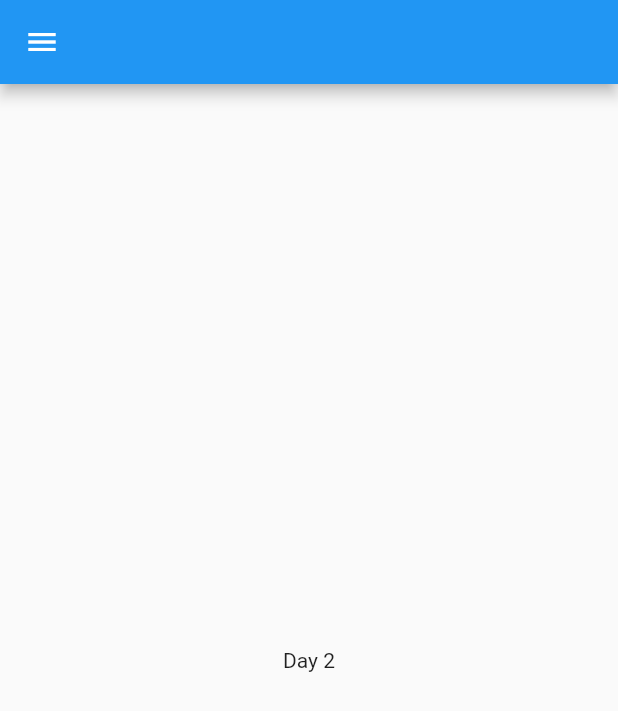
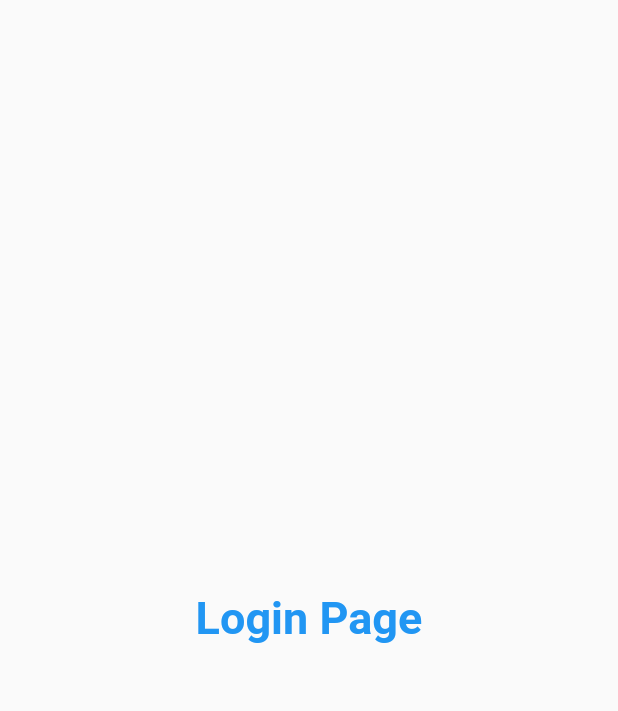
Before and after one commit to surajrpanchal/flutter-learning, a Flutter app: the screen it shows after launch, on a phone screen of 412 x 824 dp. Shown: the top 711 px of the screen. Run offline on Flutter 3.47's test engine with Material 2 defaults, Android fonts, the phone set to English and light mode, and no system bars.

Commit message:
Day 3 complete

```diff
--- a/lib/home.dart
+++ /dev/null
@@ -1,19 +0,0 @@
-import 'package:flutter/material.dart';
-
-class HomePage extends StatelessWidget {
-  final int day = 1;
-  final String msg = "Flutter";
-
-  @override
-  Widget build(BuildContext context) {
-    return Scaffold(
-      appBar: AppBar(
-        title: const Text("First day at flutter"),
-      ),
-      drawer: Drawer(),
-      body: Center(
-        child: Text("This is My $day day at $msg"),
-      ),
-    );
-  }
-}
--- a/lib/main.dart
+++ b/lib/main.dart
@@ -1,5 +1,5 @@
+import 'pages/login_page.dart';
 import 'package:flutter/material.dart';
-
 import 'pages/home_page.dart';
 
 void main() {
@@ -16,7 +16,12 @@ class MyApp extends StatelessWidget {
       theme: ThemeData(
         primarySwatch: Colors.blue,
       ),
-      home: HomePage(),
+      initialRoute: "/login",
+      routes: {
+        "/": (context) => HomePage(),
+        "/home": (context) => HomePage(),
+        "/login": (context) => LoginPage()
+      },
     );
   }
 }
--- a/lib/pages/home_page.dart
+++ b/lib/pages/home_page.dart
@@ -9,4 +9,6 @@ class HomePage extends StatelessWidget {
       drawer: const Drawer(),
     );
   }
+
+
 }
--- /dev/null
+++ b/lib/pages/login_page.dart
@@ -0,0 +1,15 @@
+import 'package:flutter/material.dart';
+
+class LoginPage extends StatelessWidget {
+  @override
+  Widget build(BuildContext context) {
+    return const Material(
+      child: Center(
+          child: Text(
+        "Login Page",
+        style: TextStyle(
+            fontSize: 30, color: Colors.blue, fontWeight: FontWeight.bold),
+      )),
+    );
+  }
+}
--- a/pubspec.yaml
+++ b/pubspec.yaml
@@ -1,9 +1,9 @@
-name: day_2
+name: flutter_tutorial
 description: A new Flutter project.
 
 # The following line prevents the package from being accidentally published to
 # pub.dev using `flutter pub publish`. This is preferred for private packages.
-publish_to: 'none' # Remove this line if you wish to publish to pub.dev
+publish_to: "none" # Remove this line if you wish to publish to pub.dev
 
 # The following defines the version and build number for your application.
 # A version number is three numbers separated by dots, like 1.2.43
@@ -30,7 +30,6 @@ dependencies:
   flutter:
     sdk: flutter
 
-
   # The following adds the Cupertino Icons font to your application.
   # Use with the CupertinoIcons class for iOS style icons.
   cupertino_icons: ^1.0.2
@@ -51,7 +50,6 @@ dev_dependencies:
 
 # The following section is specific to Flutter.
 flutter:
-
   # The following line ensures that the Material Icons font is
   # included with your application, so that you can use the icons in
   # the material Icons class.
```
